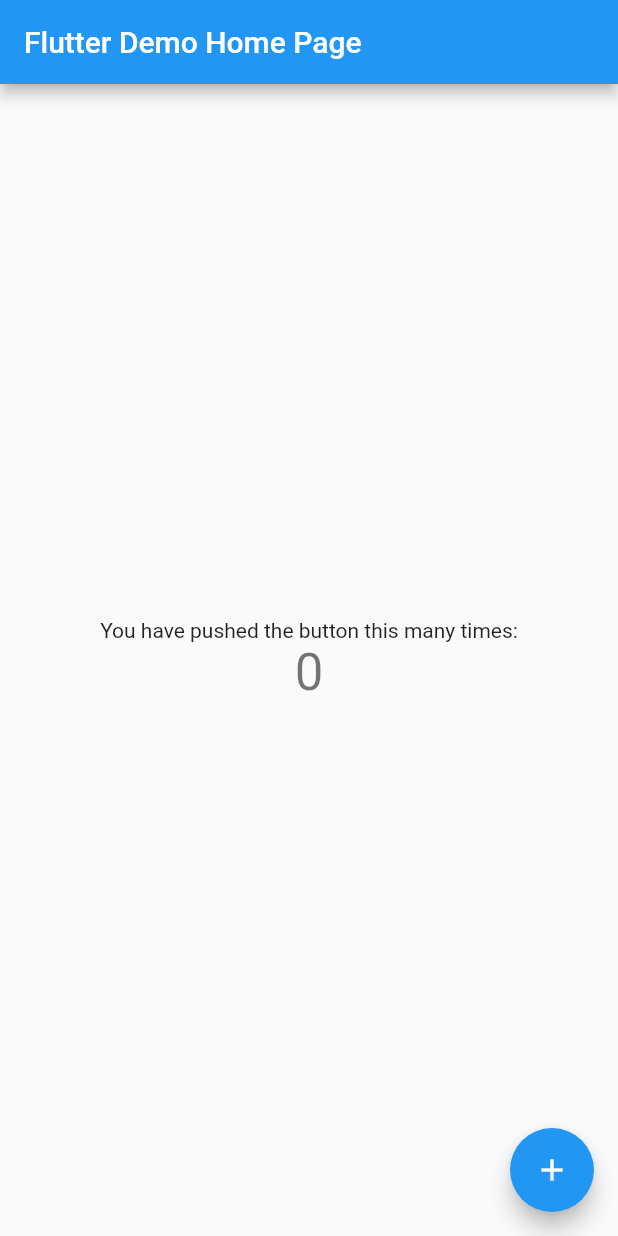
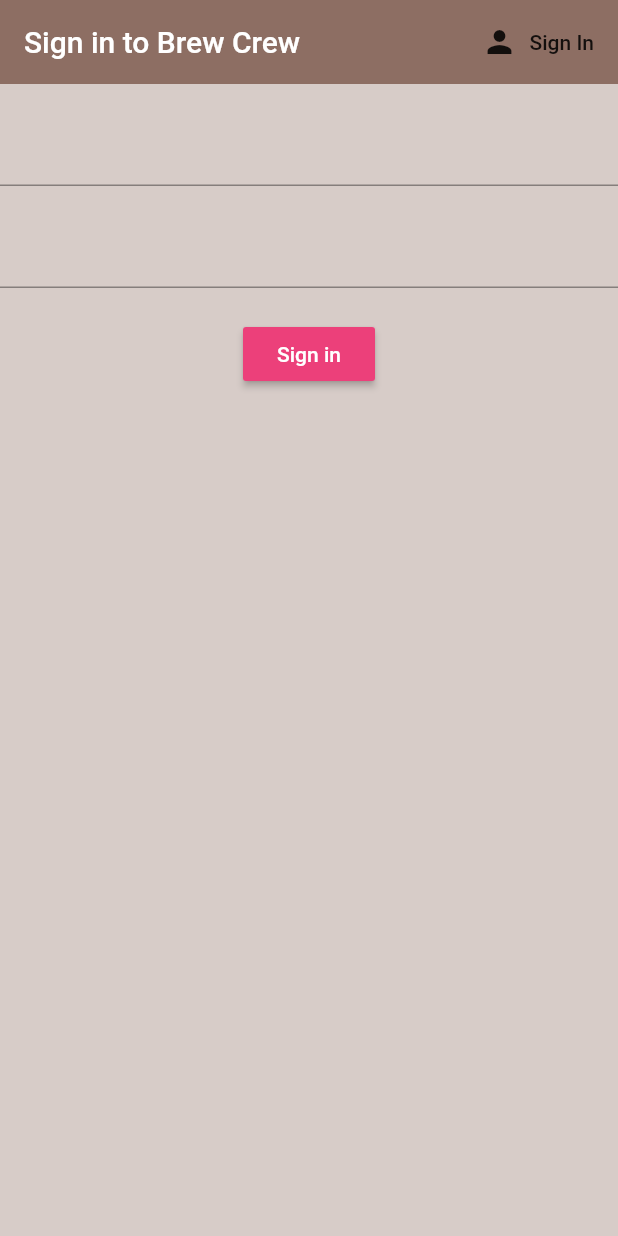
Before and after one commit to Z-inator/brew_crew_flutterTutorial, a Flutter app: the screen it shows after launch, on a phone screen of 412 x 824 dp. Run offline on Flutter 3.47's test engine with Material 2 defaults, Android fonts, the phone set to English and light mode, and no system bars; our stand-ins replace firebase_auth; accounts and stored records are empty.

Commit message:
Sections 1-12 done

```diff
--- a/lib/main.dart
+++ b/lib/main.dart
@@ -1,4 +1,8 @@
+import 'package:brew_crew/screens/wrapper.dart';
+import 'package:brew_crew/services/auth.dart';
 import 'package:flutter/material.dart';
+import 'package:provider/provider.dart';
+import 'package:brew_crew/models/user.dart';
 
 void main() {
   runApp(MyApp());
@@ -8,106 +12,11 @@ class MyApp extends StatelessWidget {
   // This widget is the root of your application.
   @override
   Widget build(BuildContext context) {
-    return MaterialApp(
-      title: 'Flutter Demo',
-      theme: ThemeData(
-        // This is the theme of your application.
-        //
-        // Try running your application with "flutter run". You'll see the
-        // application has a blue toolbar. Then, without quitting the app, try
-        // changing the primarySwatch below to Colors.green and then invoke
-        // "hot reload" (press "r" in the console where you ran "flutter run",
-        // or simply save your changes to "hot reload" in a Flutter IDE).
-        // Notice that the counter didn't reset back to zero; the application
-        // is not restarted.
-        primarySwatch: Colors.blue,
+    return StreamProvider<User>.value(
+      value: AuthService().user,
+      child: MaterialApp(
+        home: Wrapper(),
       ),
-      home: MyHomePage(title: 'Flutter Demo Home Page'),
     );
   }
 }
-
-class MyHomePage extends StatefulWidget {
-  MyHomePage({Key key, this.title}) : super(key: key);
-
-  // This widget is the home page of your application. It is stateful, meaning
-  // that it has a State object (defined below) that contains fields that affect
-  // how it looks.
-
-  // This class is the configuration for the state. It holds the values (in this
-  // case the title) provided by the parent (in this case the App widget) and
-  // used by the build method of the State. Fields in a Widget subclass are
-  // always marked "final".
-
-  final String title;
-
-  @override
-  _MyHomePageState createState() => _MyHomePageState();
-}
-
-class _MyHomePageState extends State<MyHomePage> {
-  int _counter = 0;
-
-  void _incrementCounter() {
-    setState(() {
-      // This call to setState tells the Flutter framework that something has
-      // changed in this State, which causes it to rerun the build method below
-      // so that the display can reflect the updated values. If we changed
-      // _counter without calling setState(), then the build method would not be
-      // called again, and so nothing would appear to happen.
-      _counter++;
-    });
-  }
-
-  @override
-  Widget build(BuildContext context) {
-    // This method is rerun every time setState is called, for instance as done
-    // by the _incrementCounter method above.
-    //
-    // The Flutter framework has been optimized to make rerunning build methods
-    // fast, so that you can just rebuild anything that needs updating rather
-    // than having to individually change instances of widgets.
-    return Scaffold(
-      appBar: AppBar(
-        // Here we take the value from the MyHomePage object that was created by
-        // the App.build method, and use it to set our appbar title.
-        title: Text(widget.title),
-      ),
-      body: Center(
-        // Center is a layout widget. It takes a single child and positions it
-        // in the middle of the parent.
-        child: Column(
-          // Column is also a layout widget. It takes a list of children and
-          // arranges them vertically. By default, it sizes itself to fit its
-          // children horizontally, and tries to be as tall as its parent.
-          //
-          // Invoke "debug painting" (press "p" in the console, choose the
-          // "Toggle Debug Paint" action from the Flutter Inspector in Android
-          // Studio, or the "Toggle Debug Paint" command in Visual Studio Code)
-          // to see the wireframe for each widget.
-          //
-          // Column has various properties to control how it sizes itself and
-          // how it positions its children. Here we use mainAxisAlignment to
-          // center the children vertically; the main axis here is the vertical
-          // axis because Columns are vertical (the cross axis would be
-          // horizontal).
-          mainAxisAlignment: MainAxisAlignment.center,
-          children: <Widget>[
-            Text(
-              'You have pushed the button this many times:',
-            ),
-            Text(
-              '$_counter',
-              style: Theme.of(context).textTheme.headline4,
-            ),
-          ],
-        ),
-      ),
-      floatingActionButton: FloatingActionButton(
-        onPressed: _incrementCounter,
-        tooltip: 'Increment',
-        child: Icon(Icons.add),
-      ), // This trailing comma makes auto-formatting nicer for build methods.
-    );
-  }
-}
--- /dev/null
+++ b/lib/models/user.dart
@@ -0,0 +1,7 @@
+class User {
+  final String uid;
+
+  User({this.uid});
+
+
+}
--- /dev/null
+++ b/lib/screens/authenticate/authenticate.dart
@@ -0,0 +1,27 @@
+import 'package:brew_crew/screens/authenticate/register.dart';
+import 'package:brew_crew/screens/authenticate/sign_in.dart';
+import 'package:flutter/material.dart';
+
+class Authenticate extends StatefulWidget {
+  @override
+  _AuthenticateState createState() => _AuthenticateState();
+}
+
+class _AuthenticateState extends State<Authenticate> {
+  bool showSignIn = true;
+
+  void toggleView() {
+    setState(() {
+      showSignIn = !showSignIn;
+    });
+  }
+
+  @override
+  Widget build(BuildContext context) {
+    if (showSignIn) {
+      return SignIn(toggleView: toggleView);
+    } else {
+      return Register(toggleView: toggleView);
+    }
+  }
+}
--- /dev/null
+++ b/lib/screens/authenticate/sign_in.dart
@@ -0,0 +1,73 @@
+import 'package:brew_crew/services/auth.dart';
+import 'package:flutter/material.dart';
+
+class SignIn extends StatefulWidget {
+  final Function toggleView;
+  SignIn({this.toggleView});
+  @override
+  _SignInState createState() => _SignInState();
+}
+
+class _SignInState extends State<SignIn> {
+  final AuthService _auth = AuthService();
+  // Text field state
+  String email = '';
+  String password = '';
+
+  @override
+  Widget build(BuildContext context) {
+    return Scaffold(
+      backgroundColor: Colors.brown[100],
+      appBar: AppBar(
+        backgroundColor: Colors.brown[400],
+        elevation: 0.0,
+        title: Text('Sign in to Brew Crew'),
+        actions: <Widget>[
+          FlatButton.icon(
+            icon: Icon(Icons.person),
+            label: Text('Sign In'),
+            onPressed: () {
+              widget.toggleView();
+            }
+          )
+        ],
+      ),
+      body: Container(
+        child: Form(
+            child: Column(
+          children: <Widget>[
+            SizedBox(height: 20.0),
+            TextFormField(
+              onChanged: (val) {
+                setState(() {
+                  email = val;
+                });
+              },
+            ),
+            SizedBox(height: 20.0),
+            TextFormField(
+              obscureText: true,
+              onChanged: (val) {
+                setState(() {
+                  password = val;
+                });
+              },
+            ),
+            SizedBox(height: 20.0),
+            RaisedButton(
+              color: Colors.pink[400],
+              child: Text(
+                'Sign in',
+                style: TextStyle(color: Colors.white),
+              ),
+              onPressed: () async {
+                print(email);
+                print(password);
+              },
+            )
+          ],
+        )),
+      ),
+    );
+  }
+}
--- /dev/null
+++ b/lib/screens/wrapper.dart
@@ -0,0 +1,20 @@
+import 'package:brew_crew/screens/authenticate/authenticate.dart';
+import 'package:brew_crew/screens/home/home.dart';
+import 'package:flutter/material.dart';
+import 'package:provider/provider.dart';
+import 'package:brew_crew/models/user.dart';
+
+class Wrapper extends StatelessWidget {
+  @override
+  Widget build(BuildContext context) {
+    final user = Provider.of<User>(context);
+    print(user);
+
+    // return either Home or Authenticate widget
+    if (user == null) {
+      return Authenticate();
+    } else {
+      return Home();
+    }
+  }
+}
--- a/pubspec.yaml
+++ b/pubspec.yaml
@@ -31,6 +31,7 @@ dependencies:
 
   firebase_auth: ^0.14.0+5
   cloud_firestore: ^0.12.9+4
+  provider: ^3.1.0
 
 dev_dependencies:
   flutter_test:
```
Also changed, not shown: lib/screens/authenticate/register.dart (added, +90 -0 lines), lib/screens/home/home.dart (added, +27 -0 lines), lib/services/auth.dart (added, +54 -0 lines), pubspec.lock.
